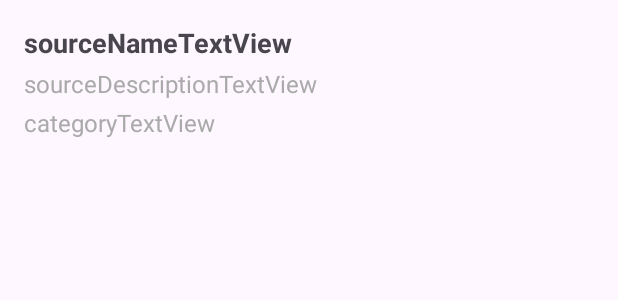
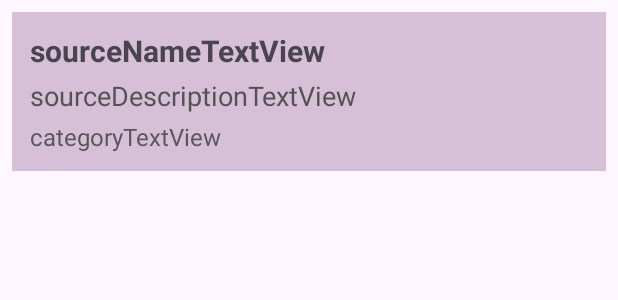
Before and after one commit to Zyro9922/NewsApp-MVVM-Architecture, an Android app: the layout source_item_layout.xml on its own in the app's theme, with its tools: preview values and no code run, on a phone screen of 412 x 824 dp. Shown: the top 300 px of the screen. Run offline under Robolectric (Android 15) with nearby library versions, the phone set to English and light mode, and no system bars.

Commit message:
News Souce UI Changes

```diff
--- a/app/src/main/java/com/alihasan/newsapp_mvvm_architecture/ui/newssource/NewsSourceAdapter.kt
+++ b/app/src/main/java/com/alihasan/newsapp_mvvm_architecture/ui/newssource/NewsSourceAdapter.kt
@@ -5,6 +5,7 @@ import android.view.LayoutInflater
 import android.view.ViewGroup
 import androidx.browser.customtabs.CustomTabsIntent
 import androidx.recyclerview.widget.RecyclerView
+import com.alihasan.newsapp_mvvm_architecture.R
 import com.alihasan.newsapp_mvvm_architecture.data.model.SourceModel.Source
 import com.alihasan.newsapp_mvvm_architecture.databinding.SourceItemLayoutBinding
 import javax.inject.Inject
@@ -17,12 +18,10 @@ class NewsSourceAdapter @Inject constructor(private var sources: List<Source>) :
         fun bind(source: Source) {
             binding.sourceNameTextView.text = source.sourceName
             binding.sourceDescriptionTextView.text = source.sourceDescription
-            binding.categoryTextView.text = source.category
+            binding.categoryTextView.text = "${itemView.context.getString(R.string.category_text)}: ${source.category.capitalize()}"
 
             itemView.setOnClickListener {
-                val builder = CustomTabsIntent.Builder()
-                val customTabsIntent = builder.build()
-                customTabsIntent.launchUrl(it.context, Uri.parse(source.sourceUrl))
+
             }
         }
     }
--- a/app/src/main/res/layout/source_item_layout.xml
+++ b/app/src/main/res/layout/source_item_layout.xml
@@ -4,13 +4,20 @@
     android:layout_height="wrap_content"
     xmlns:tools="http://schemas.android.com/tools"
     android:orientation="vertical"
-    android:padding="16dp">
+    android:padding="8dp">
+
+    <LinearLayout
+        android:layout_width="match_parent"
+        android:layout_height="wrap_content"
+        android:orientation="vertical"
+        android:padding="12dp"
+        android:background="@color/sourceItemBackground">
 
         <TextView
             android:id="@+id/sourceNameTextView"
             android:layout_width="match_parent"
             android:layout_height="wrap_content"
-        android:textSize="18sp"
+            android:textSize="20sp"
             android:textStyle="bold"
             tools:text="sourceNameTextView"/>
 
@@ -18,8 +25,8 @@
             android:id="@+id/sourceDescriptionTextView"
             android:layout_width="match_parent"
             android:layout_height="wrap_content"
-        android:textSize="16sp"
-        android:textColor="@android:color/darker_gray"
+            android:textSize="18sp"
+            android:textColor="@color/sourceItemTextPrimary"
             android:layout_marginTop="4dp"
             tools:text="sourceDescriptionTextView"/>
 
@@ -28,7 +35,9 @@
             android:layout_width="match_parent"
             android:layout_height="wrap_content"
             android:textSize="16sp"
-        android:textColor="@android:color/darker_gray"
+            android:textColor="@color/sourceItemTextSecondary"
             android:layout_marginTop="4dp"
             tools:text="categoryTextView"/>
+
     </LinearLayout>
+</LinearLayout>
--- a/app/src/main/res/values/colors.xml
+++ b/app/src/main/res/values/colors.xml
@@ -2,4 +2,7 @@
 <resources>
     <color name="black">#FF000000</color>
     <color name="white">#FFFFFFFF</color>
+    <color name="sourceItemBackground">#D8BFD8</color>
+    <color name="sourceItemTextPrimary">#535353</color>
+    <color name="sourceItemTextSecondary">#585858</color>
 </resources>
--- a/app/src/main/res/values/strings.xml
+++ b/app/src/main/res/values/strings.xml
@@ -5,4 +5,5 @@
     <string name="country_selection">Country Selection</string>
     <string name="language_selection">Language Selection</string>
     <string name="search">Search</string>
+    <string name="category_text">Category</string>
 </resources>
```
Lines whose indentation alone changed are shown as unchanged.
